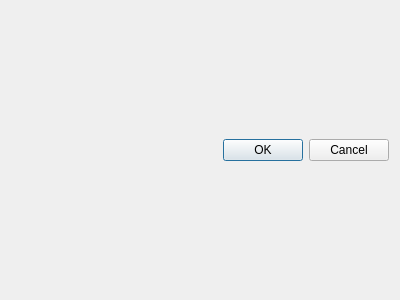
Qt form datalad_gooey/resources/ui/cmdparam_widget.ui (datalad/datalad-gooey) before a commit.
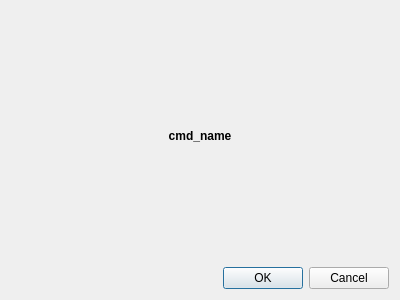
The same form after that commit.

Commit message: add command name to command config ui

Patch:
```diff
--- a/datalad_gooey/resources/ui/cmdparam_widget.ui
+++ b/datalad_gooey/resources/ui/cmdparam_widget.ui
@@ -14,6 +14,22 @@
    <string>Form</string>
   </property>
   <layout class="QVBoxLayout" name="verticalLayout">
+   <item>
+    <widget class="QLabel" name="commandName">
+     <property name="font">
+      <font>
+       <weight>75</weight>
+       <bold>true</bold>
+      </font>
+     </property>
+     <property name="text">
+      <string>cmd_name</string>
+     </property>
+     <property name="alignment">
+      <set>Qt::AlignCenter</set>
+     </property>
+    </widget>
+   </item>
    <item>
     <layout class="QFormLayout" name="parameterFormLayout"/>
    </item>
```
The commit also changes 2 other files.
